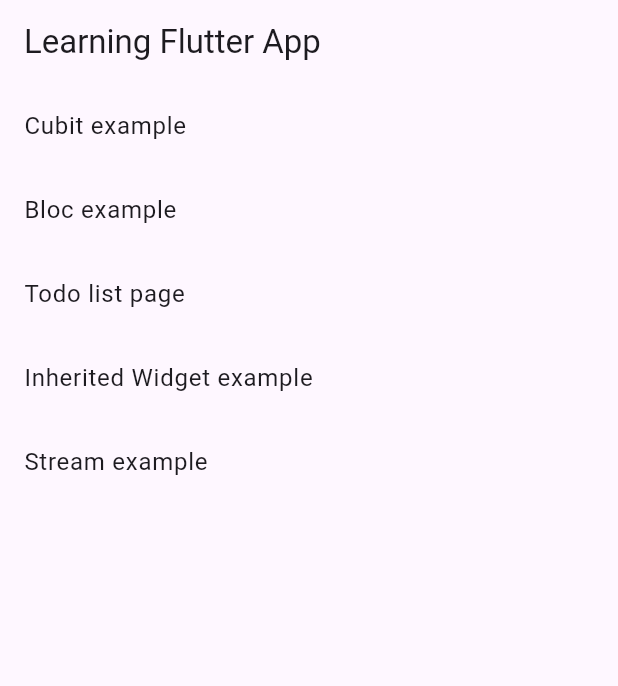
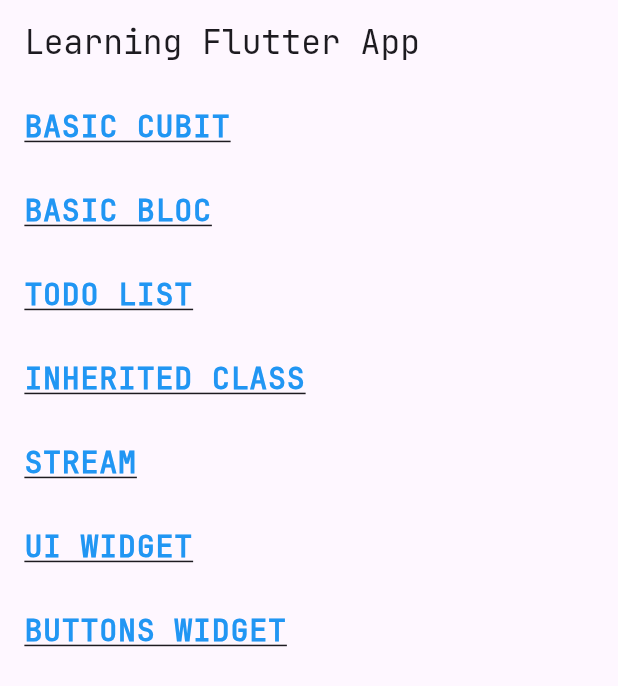
Before and after one commit to anle850/my-flutter-app, a Flutter app: the screen it shows after launch, on a phone screen of 412 x 824 dp. Shown: the top 686 px of the screen. Run offline on Flutter 3.47's test engine with Material 3 defaults, Android fonts, the phone set to English and light mode, and no system bars; our stand-ins replace equatable, flutter_bloc.

Commit message:
button widgets

```diff
--- a/lib/main.dart
+++ b/lib/main.dart
@@ -3,7 +3,6 @@ import 'package:example_flutter_app/view/example_cubit_page.dart';
 import 'package:example_flutter_app/view/home_page_view.dart';
 import 'package:flutter/material.dart';
 import 'package:flutter_bloc/flutter_bloc.dart';
-
 
 void main() {
   runApp(const MyApp());
@@ -22,6 +21,7 @@ class MyApp extends StatelessWidget {
       child: MaterialApp(
         title: 'Flutter Widget Examples',
         theme: ThemeData(
+          fontFamily: 'JetBrainsMono',
           primarySwatch: Colors.red,
         ),
         home: HomePage(),
@@ -31,7 +31,6 @@ class MyApp extends StatelessWidget {
   }
 }
 
-
 // BlocProvider(
 // create: (context) => ExampleCubit(),
 // child: const CubitExamplePage()),
--- a/lib/view/home_page_view.dart
+++ b/lib/view/home_page_view.dart
@@ -1,18 +1,23 @@
+import 'package:example_flutter_app/view/button_examples.dart';
 import 'package:example_flutter_app/view/counter_page.dart';
 import 'package:example_flutter_app/view/example_cubit_page.dart';
 import 'package:example_flutter_app/view/example_inherited_widget.dart';
 import 'package:example_flutter_app/view/stream_demo.dart';
 import 'package:example_flutter_app/view/todo_list_view.dart';
+import 'package:example_flutter_app/view/ui_examples.dart';
 import 'package:flutter/material.dart';
 
 class HomePage extends StatelessWidget {
   HomePage({Key? key}) : super(key: key);
   final List<Map<String, dynamic>> examples = [
-    {'title': 'Cubit example', 'page': const CubitExamplePage()},
-    {'title': 'Bloc example', 'page': const CounterPage()},
-    {'title': 'Todo list page', 'page': TodoListView()},
-    {'title': 'Inherited Widget example', 'page': const ParentPage()},
-    {'title': 'Stream example', 'page': const MyAppStream()},
+    {'title': 'Basic Cubit', 'page': const CubitExamplePage()},
+    {'title': 'Basic Bloc', 'page': const CounterPage()},
+    {'title': 'Todo list', 'page': TodoListView()},
+    {'title': 'Inherited class', 'page': const ParentPage()},
+    {'title': 'Stream', 'page': const MyAppStream()},
+    {'title': 'UI Widget', 'page': const MyUIWidget()},
+    {'title': 'Buttons Widget', 'page': const ButtonsWidget()},
+
     // Add more examples here
   ];
 
@@ -22,11 +27,21 @@ class HomePage extends StatelessWidget {
       appBar: AppBar(
         title: const Text('Learning Flutter App'),
       ),
-      body: ListView.builder(
+      body: Scrollbar(
+        child: ListView.builder(
           itemCount: examples.length,
           itemBuilder: (context, index) {
             return ListTile(
-            title: Text(examples[index]['title']),
+              title: Text(
+                (examples[index]['title']).toUpperCase(),
+                style: const TextStyle(
+                    color: Colors.blue,
+                    fontSize: 20,
+                    fontWeight: FontWeight.w800,
+                    decoration: TextDecoration.underline,
+                    // fontFamily: 'JetBrainsMono'
+                )
+              ),
               onTap: () {
                 Navigator.push(
                   context,
@@ -39,6 +54,7 @@ class HomePage extends StatelessWidget {
             );
           },
         ),
+      ),
     );
   }
 }
--- a/pubspec.yaml
+++ b/pubspec.yaml
@@ -54,6 +54,10 @@ dev_dependencies:
 
 # The following section is specific to Flutter packages.
 flutter:
+  fonts:
+    - family: JetBrainsMono
+      fonts:
+        - asset: assets/fonts/JetBrainsMono-Regular.ttf
 
   # The following line ensures that the Material Icons font is
   # included with your application, so that you can use the icons in
```
Also changed, not shown: lib/view/button_examples.dart (added, +132 -0 lines), lib/view/ui_examples.dart (added, +73 -0 lines), assets/fonts/JetBrainsMono-Regular.ttf (added). Lines whose indentation alone changed are shown as unchanged.
